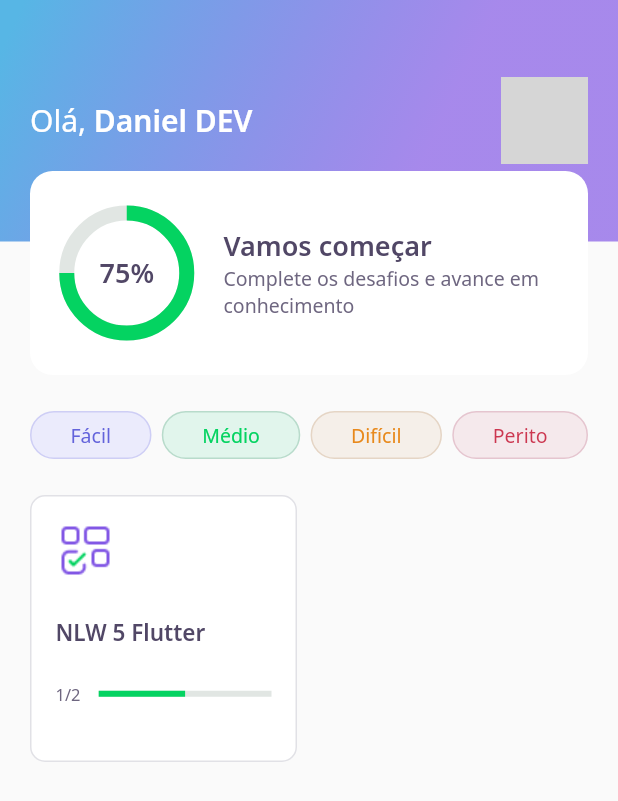
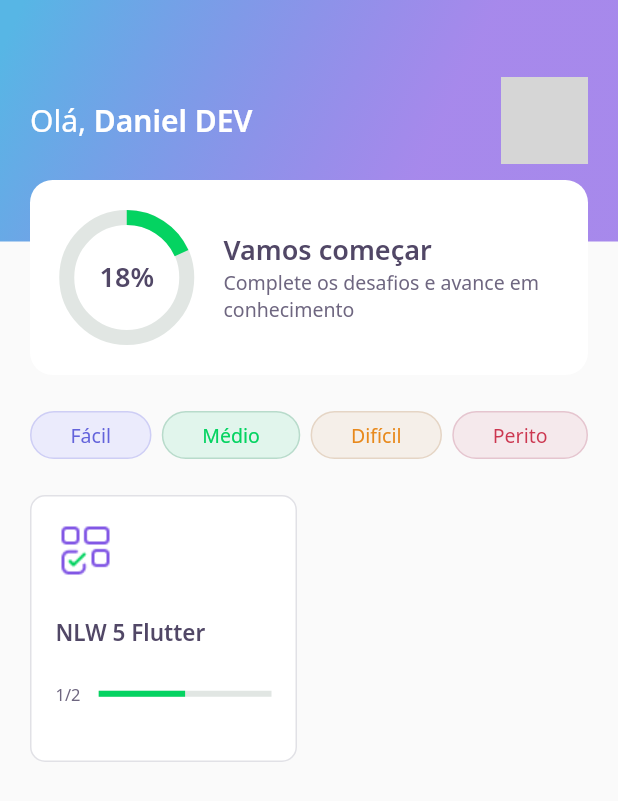
Before and after one commit to Daniels887/dev_quiz, a Flutter app: the screen it shows after launch, on a phone screen of 412 x 824 dp. Shown: the top 801 px of the screen. Run offline on Flutter 3.47's test engine with Material 2 defaults, Android fonts, the phone set to English and light mode, and no system bars; our stand-ins replace google_fonts, share_plus; accounts and stored records are empty; network calls fail; grey boxes are pictures that could not be loaded.

Commit message:
feat: finish day 5

```diff
--- a/assets/database/user.json
+++ b/assets/database/user.json
@@ -1,5 +1,5 @@
 {
   "name": "Daniel DEV",
-  "score": 50,
+  "score": 100,
   "photoUrl": "https://avatars.githubusercontent.com/u/58083563?v=4"
 }
--- a/lib/challenge/challenge_controller.dart
+++ b/lib/challenge/challenge_controller.dart
@@ -4,4 +4,6 @@ class ChallengeController {
   final currentPageNotifier = ValueNotifier<int>(1);
   int get currentPage => currentPageNotifier.value;
   set currentPage(int value) => currentPageNotifier.value = value;
+
+  int qtyRight = 0;
 }
--- a/lib/challenge/widgets/answer/answer_widget.dart
+++ b/lib/challenge/widgets/answer/answer_widget.dart
@@ -5,7 +5,7 @@ import 'package:flutter/material.dart';
 class AnswerWidget extends StatelessWidget {
   final AnswerModel answer;
   final bool isSelected;
-  final VoidCallback onTap;
+  final ValueChanged<bool> onTap;
   final bool disabled;
 
   const AnswerWidget({
@@ -38,7 +38,9 @@ class AnswerWidget extends StatelessWidget {
     return IgnorePointer(
       ignoring: disabled,
       child: GestureDetector(
-        onTap: onTap,
+        onTap: () {
+          onTap(answer.isRight);
+        },
         child: Padding(
           padding: const EdgeInsets.symmetric(horizontal: 16, vertical: 4),
           child: Container(
--- a/lib/core/app_widget.dart
+++ b/lib/core/app_widget.dart
@@ -1,6 +1,4 @@
-import 'package:dev_quiz/challenge/challenge_page.dart';
-import 'package:dev_quiz/home/home_page.dart';
-// import 'package:dev_quiz/splash/splash_page.dart';
+import 'package:dev_quiz/splash/splash_page.dart';
 import 'package:flutter/material.dart';
 
 class AppWidget extends StatelessWidget {
@@ -8,7 +6,7 @@ class AppWidget extends StatelessWidget {
   Widget build(BuildContext context) {
     return MaterialApp(
       title: "DevQuiz",
-      home: HomePage(),
+      home: SplashPage(),
     );
   }
 }
--- a/lib/home/home_controller.dart
+++ b/lib/home/home_controller.dart
@@ -1,7 +1,4 @@
-import 'package:dev_quiz/core/core.dart';
 import 'package:dev_quiz/home/home_repository.dart';
-import 'package:dev_quiz/shared/models/answer_model.dart';
-import 'package:dev_quiz/shared/models/question_model.dart';
 import 'package:dev_quiz/shared/models/quiz_model.dart';
 import 'package:dev_quiz/shared/models/user_model.dart';
 import 'package:flutter/foundation.dart';
--- a/lib/home/home_page.dart
+++ b/lib/home/home_page.dart
@@ -75,6 +75,7 @@ class _HomePageState extends State<HomePage> {
                                     MaterialPageRoute(
                                         builder: (context) => ChallengePage(
                                               questions: e.questions,
+                                              title: e.title,
                                             )));
                               },
                             ))
--- a/lib/home/widgets/app_bar/app_bar_widget.dart
+++ b/lib/home/widgets/app_bar/app_bar_widget.dart
@@ -1,11 +1,11 @@
-import 'package:dev_quiz/core/core.dart';
+import 'package:dev_quiz/core/app_gradients.dart';
+import 'package:dev_quiz/core/app_text_styles.dart';
 import 'package:dev_quiz/home/widgets/score_card/score_card_widget.dart';
 import 'package:dev_quiz/shared/models/user_model.dart';
 import 'package:flutter/material.dart';
 
 class AppBarWidget extends PreferredSize {
   final UserModel user;
-
   AppBarWidget({required this.user})
       : super(
             preferredSize: Size.fromHeight(250),
@@ -14,10 +14,10 @@ class AppBarWidget extends PreferredSize {
               child: Stack(
                 children: [
                   Container(
-                    decoration: BoxDecoration(gradient: AppGradients.linear),
                     height: 161,
                     padding: const EdgeInsets.symmetric(horizontal: 20),
-                    width: double.infinity,
+                    width: double.maxFinite,
+                    decoration: BoxDecoration(gradient: AppGradients.linear),
                     child: Row(
                       mainAxisAlignment: MainAxisAlignment.spaceBetween,
                       children: [
@@ -26,23 +26,26 @@ class AppBarWidget extends PreferredSize {
                             style: AppTextStyles.title,
                             children: [
                               TextSpan(
-                                  text: user.name,
-                                  style: AppTextStyles.titleBold)
+                                text: user.name,
+                                style: AppTextStyles.titleBold,
+                              )
                             ])),
                         Container(
                           width: 58,
                           height: 58,
                           decoration: BoxDecoration(
-                            borderRadius: BorderRadius.circular(10),
-                            image: DecorationImage(
-                                image: NetworkImage(user.photoUrl)),
-                          ),
+                              borderRadius: BorderRadius.circular(10),
+                              image: DecorationImage(
+                                  image: NetworkImage(user.photoUrl))),
                         )
                       ],
                     ),
                   ),
                   Align(
-                      alignment: Alignment(0.0, 1.0), child: ScoreCardWidget()),
+                      alignment: Alignment(0.0, 1.0),
+                      child: ScoreCardWidget(
+                        percent: user.score / 100,
+                      ))
                 ],
               ),
             ));
--- a/lib/home/widgets/chart/chart_widget.dart
+++ b/lib/home/widgets/chart/chart_widget.dart
@@ -1,14 +1,41 @@
-import 'package:dev_quiz/core/app_colors.dart';
-import 'package:dev_quiz/core/app_text_styles.dart';
+import 'package:dev_quiz/core/core.dart';
 import 'package:flutter/material.dart';
 
-class ChartWidget extends StatelessWidget {
+class ChartWidget extends StatefulWidget {
+  final double percent;
+  const ChartWidget({Key? key, required this.percent}) : super(key: key);
+
+  @override
+  _ChartWidgetState createState() => _ChartWidgetState();
+}
+
+class _ChartWidgetState extends State<ChartWidget>
+    with SingleTickerProviderStateMixin {
+  late AnimationController _controller;
+  late Animation<double> _animation;
+
+  void _initAnimation() {
+    _controller =
+        AnimationController(vsync: this, duration: Duration(seconds: 30));
+    _animation =
+        Tween<double>(begin: 0.0, end: widget.percent).animate(_controller);
+    _controller.forward();
+  }
+
+  @override
+  void initState() {
+    _initAnimation();
+    super.initState();
+  }
+
   @override
   Widget build(BuildContext context) {
     return Container(
         height: 80,
         width: 80,
-      child: Stack(
+        child: AnimatedBuilder(
+          animation: _animation,
+          builder: (context, _) => Stack(
             children: [
               Center(
                 child: Container(
@@ -16,16 +43,21 @@ class ChartWidget extends StatelessWidget {
                   width: 80,
                   child: CircularProgressIndicator(
                     strokeWidth: 10,
-                value: .75,
+                    value: _animation.value,
                     backgroundColor: AppColors.chartSecondary,
                     valueColor:
                         AlwaysStoppedAnimation<Color>(AppColors.chartPrimary),
                   ),
                 ),
               ),
-          Center(child: Text("75%", style: AppTextStyles.heading))
+              Center(
+                child: Text(
+                  "${(_animation.value * 100).toInt()}%",
+                  style: AppTextStyles.heading,
+                ),
+              )
             ],
           ),
-    );
+        ));
   }
 }
--- a/lib/home/widgets/score_card/score_card_widget.dart
+++ b/lib/home/widgets/score_card/score_card_widget.dart
@@ -4,33 +4,43 @@ import 'package:dev_quiz/home/widgets/chart/chart_widget.dart';
 import 'package:flutter/material.dart';
 
 class ScoreCardWidget extends StatelessWidget {
+  final double percent;
+  const ScoreCardWidget({Key? key, required this.percent}) : super(key: key);
+
   @override
   Widget build(BuildContext context) {
     return Padding(
-      padding: const EdgeInsets.symmetric(horizontal: 20),
+      padding: const EdgeInsets.only(left: 20, right: 20),
       child: Container(
-        height: 136,
+        height: 130,
         decoration: BoxDecoration(
-          color: AppColors.white,
-          borderRadius: BorderRadius.circular(15),
-        ),
+            color: AppColors.white, borderRadius: BorderRadius.circular(15)),
         child: Padding(
           padding: const EdgeInsets.symmetric(horizontal: 24),
           child: Row(
             crossAxisAlignment: CrossAxisAlignment.center,
             children: [
-              Expanded(flex: 1, child: ChartWidget()),
+              Expanded(
+                  flex: 1,
+                  child: ChartWidget(
+                    percent: percent,
+                  )),
               Expanded(
                 flex: 3,
                 child: Padding(
-                  padding: const EdgeInsets.only(left: 24.0),
+                  padding: const EdgeInsets.only(left: 24),
                   child: Column(
                     mainAxisAlignment: MainAxisAlignment.center,
                     crossAxisAlignment: CrossAxisAlignment.start,
                     children: [
-                      Text('Vamos começar', style: AppTextStyles.heading),
-                      Text('Complete os desafios e avance em conhecimento',
-                          style: AppTextStyles.body)
+                      Text(
+                        "Vamos começar",
+                        style: AppTextStyles.heading,
+                      ),
+                      Text(
+                        "Complete os desafios e avance em conhecimento",
+                        style: AppTextStyles.body,
+                      )
                     ],
                   ),
                 ),
--- a/lib/splash/splash_page.dart
+++ b/lib/splash/splash_page.dart
@@ -1,9 +1,15 @@
 import 'package:dev_quiz/core/core.dart';
+import 'package:dev_quiz/home/home_page.dart';
 import 'package:flutter/material.dart';
 
 class SplashPage extends StatelessWidget {
   @override
   Widget build(BuildContext context) {
+    Future.delayed(Duration(seconds: 2)).then((_) => Navigator.pushReplacement(
+          context,
+          MaterialPageRoute(builder: (context) => HomePage()),
+        ));
+
     return Scaffold(
       body: Container(
         width: double.infinity,
--- a/pubspec.yaml
+++ b/pubspec.yaml
@@ -10,6 +10,7 @@ dependencies:
     sdk: flutter
   cupertino_icons: ^1.0.2
   google_fonts: ^2.0.0
+  share_plus: ^2.0.1
 
 dev_dependencies:
   flutter_test:
```
Also changed, not shown: lib/challenge/challenge_page.dart (+22 -3 lines), lib/challenge/widgets/next_button/next_button_widget.dart (+7 -0 lines), lib/challenge/widgets/quiz/quiz_widget.dart (+4 -4 lines), lib/result/result_page.dart (added, +81 -0 lines), assets/images/trophy.png, pubspec.lock. Lines whose indentation alone changed are shown as unchanged.
